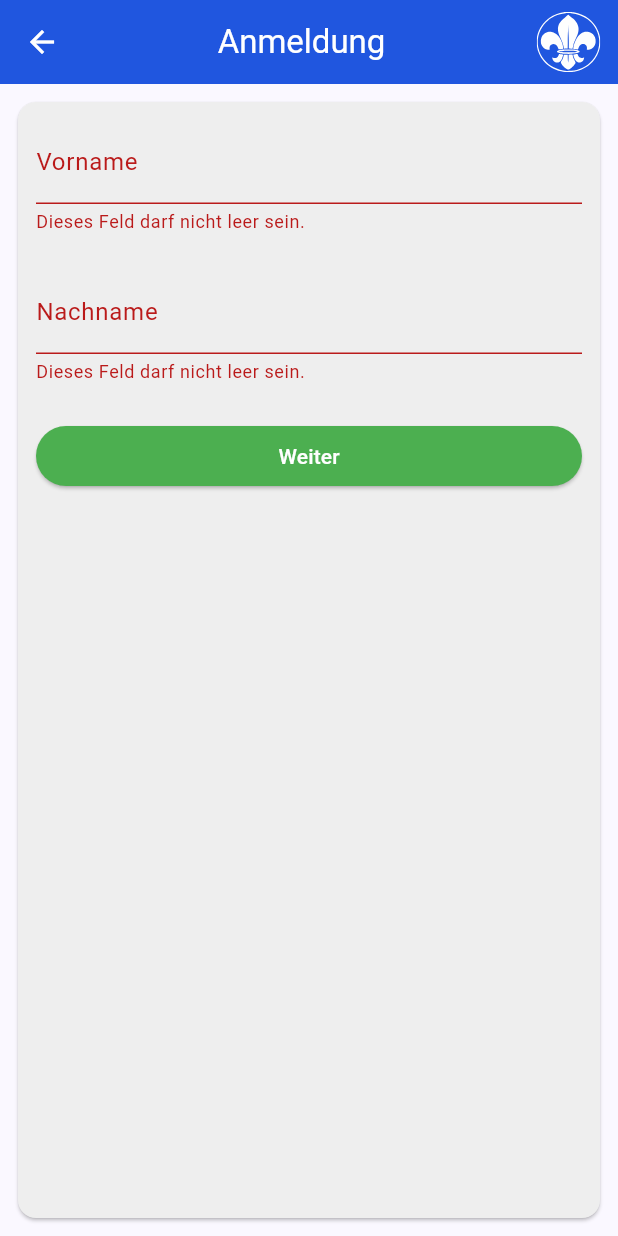
After one commit to LifeAdmin-cmd/anmelde-tool-flutter, a Flutter app: the FahrtenAnmeldung screen opened directly, after a tap on "Weiter", on a phone screen of 412 x 824 dp. The commit adds this screen. Run offline on Flutter 3.47's test engine with Material 2 defaults, Android fonts, the phone set to English and light mode, and no system bars; our stand-ins replace flutter_html, flutter_spinkit, flutter_svg; network calls fail.

Commit message:
added basic fahrten_anmeldung.dart layout

```diff
--- /dev/null
+++ b/lib/screens/fahrten_anmeldung.dart
@@ -0,0 +1,100 @@
+import 'package:flutter/material.dart';
+import 'package:flutter_html/flutter_html.dart';
+import 'package:galaxias_anmeldetool/widgets/dpv_app_bar.dart';
+
+class FahrtenAnmeldung extends StatefulWidget {
+  const FahrtenAnmeldung({super.key});
+
+  @override
+  State<FahrtenAnmeldung> createState() => _FahrtenAnmeldungState();
+}
+
+class _FahrtenAnmeldungState extends State<FahrtenAnmeldung> {
+  final _formKey = GlobalKey<FormState>();
+
+  @override
+  Widget build(BuildContext context) {
+    return Scaffold(
+      appBar: const DPVAppBar(title: 'Anmeldung'),
+      body: Padding(
+        padding: const EdgeInsets.all(8.0),
+        child: Card(
+          color: Colors.grey[200],
+          child: Form(
+            key: _formKey,
+            child: Column(
+              children: [
+                const BuchstabenInput(labelText: "Vorname"),
+                const BuchstabenInput(labelText: "Nachname"),
+                Padding(
+                  padding: const EdgeInsets.all(12.0),
+                  child: Row(
+                    mainAxisAlignment: MainAxisAlignment.end,
+                    children: [
+                      Expanded(
+                        child: ElevatedButton(
+                          style: ElevatedButton.styleFrom(
+                            backgroundColor: Colors.green,
+                          ),
+                          onPressed: () {
+                            // Validate the form when the button is pressed
+                            if (_formKey.currentState!.validate()) {
+                              // Form is valid, proceed with your logic
+                              print("Submitted");
+                              print(_formKey.currentState);
+                            }
+                          },
+                          child: const Text('Weiter', style: TextStyle(color: Colors.white),),
+                        ),
+                      ),
+                    ],
+                  ),
+                ),
+              ],
+            ),
+          ),
+        ),
+      ),
+    );
+  }
+}
+
+class BuchstabenInput extends StatefulWidget {
+  final String labelText;
+  final String regex;
+  final String regexError;
+
+  const BuchstabenInput({
+    super.key,
+    required this.labelText,
+    this.regex = r'^[A-Za-z\s\u00C0-\u024F]+$',
+    this.regexError = "Ungültige Eingabe. Nur Buchstaben erlaubt.",
+  });
+
+  @override
+  State<BuchstabenInput> createState() => _BuchstabenInputState();
+}
+
+class _BuchstabenInputState extends State<BuchstabenInput> {
+  @override
+  Widget build(BuildContext context) {
+    return Padding(
+      padding: const EdgeInsets.all(12.0),
+      child: TextFormField(
+        decoration: InputDecoration(
+          labelText: widget.labelText,
+        ),
+        validator: (value) {
+          if (value!.isEmpty) {
+            return 'Dieses Feld darf nicht leer sein.';
+          }
+          // Add regex pattern for Nachname validation here
+          if (!RegExp(widget.regex).hasMatch(value)) {
+            return widget.regexError;
+          }
+          return null; // Return null for no validation errors
+        },
+      ),
+    );
+  }
+}
--- a/lib/screens/fahrten_ansicht.dart
+++ b/lib/screens/fahrten_ansicht.dart
@@ -2,6 +2,7 @@ import 'package:intl/intl.dart';
 import 'package:flutter/material.dart';
 import 'package:flutter_html/flutter_html.dart';
 import 'package:galaxias_anmeldetool/widgets/dpv_app_bar.dart';
+import 'package:galaxias_anmeldetool/screens/fahrten_anmeldung.dart';
 
 class FahrtenAnsicht extends StatefulWidget {
   final Map<String, dynamic> fahrtenData;
@@ -272,6 +273,11 @@ class _FahrtenAnsichtState extends State<FahrtenAnsicht> {
             FloatingActionButton.extended(
               onPressed: () {
                 // TODO Anmelde-Prozess starten
+                Navigator.of(context).push(
+                  MaterialPageRoute(
+                    builder: (context) => const FahrtenAnmeldung(),
+                  ),
+                );
               },
               label: const Text(
                 'Anmelden',
--- a/lib/screens/fahrten_list.dart
+++ b/lib/screens/fahrten_list.dart
@@ -47,7 +47,7 @@ class _FahrtenListState extends State<FahrtenList> {
   // function to fetch data
   Future<void> fetchData() async {
     // TODO update to production URL
-    final response = await http.get(Uri.parse('http://185.223.29.19:8080/fahrten'));
+    final response = await http.get(Uri.parse('http://larskra.eu:2080/fahrten'));
 
     if (response.statusCode == 200) {
       setState(() {
```
